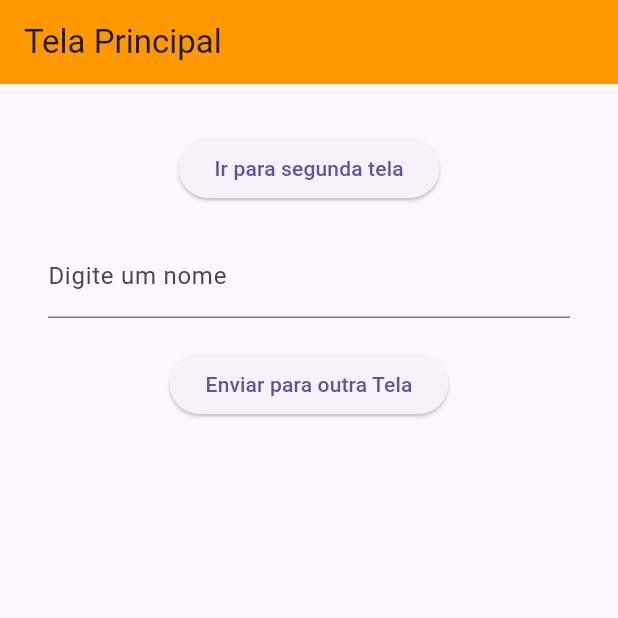
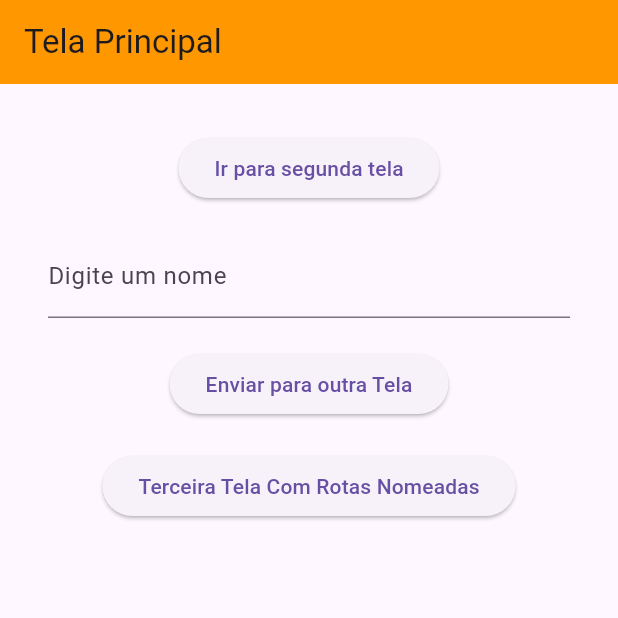
Before and after one commit to roberiosouza/navega-telas-flutter, a Flutter app: the screen it shows after launch, on a phone screen of 412 x 824 dp, the top half of it. Run offline on Flutter 3.47's test engine with Material 3 defaults, Android fonts, the phone set to English and light mode, and no system bars.

Commit message:
Adicionado rotas nomeadas no projeto.

```diff
--- a/lib/main.dart
+++ b/lib/main.dart
@@ -1,8 +1,11 @@
 import 'package:flutter/material.dart';
 import 'package:navega_telas/tela-secundaria.dart';
+import 'package:navega_telas/terceira-tela.dart';
 
 void main() {
   runApp(MaterialApp(
+    initialRoute: "/",
+    routes: {"/terceira-tela": (context) => TerceiraTela()},
     home: TelaPrincipal(),
   ));
 }
@@ -57,6 +60,15 @@ class _TelaPrincipalState extends State<TelaPrincipal> {
                 },
                 child: Text("Enviar para outra Tela"),
               ),
+            ),
+            Padding(
+              padding: EdgeInsets.only(top: 20),
+              child: ElevatedButton(
+                onPressed: () {
+                  Navigator.pushNamed(context, "/terceira-tela");
+                },
+                child: Text("Terceira Tela Com Rotas Nomeadas"),
+              ),
             )
           ],
         ),
```
Also changed, not shown: lib/terceira-tela.dart (added, +23 -0 lines).
